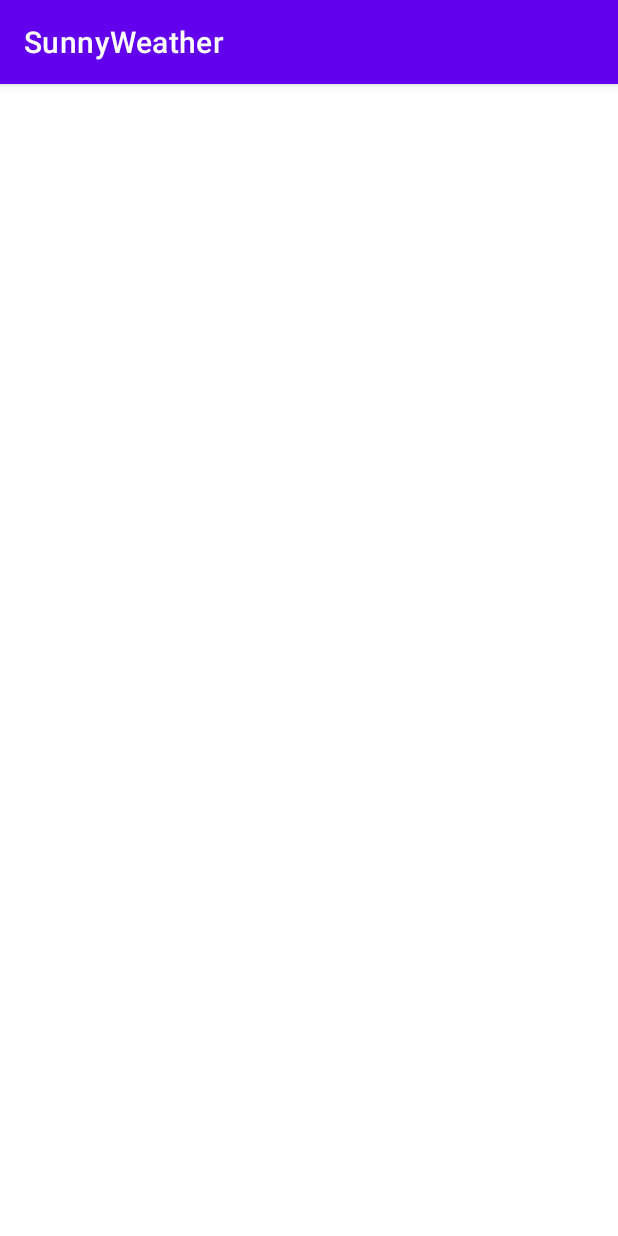
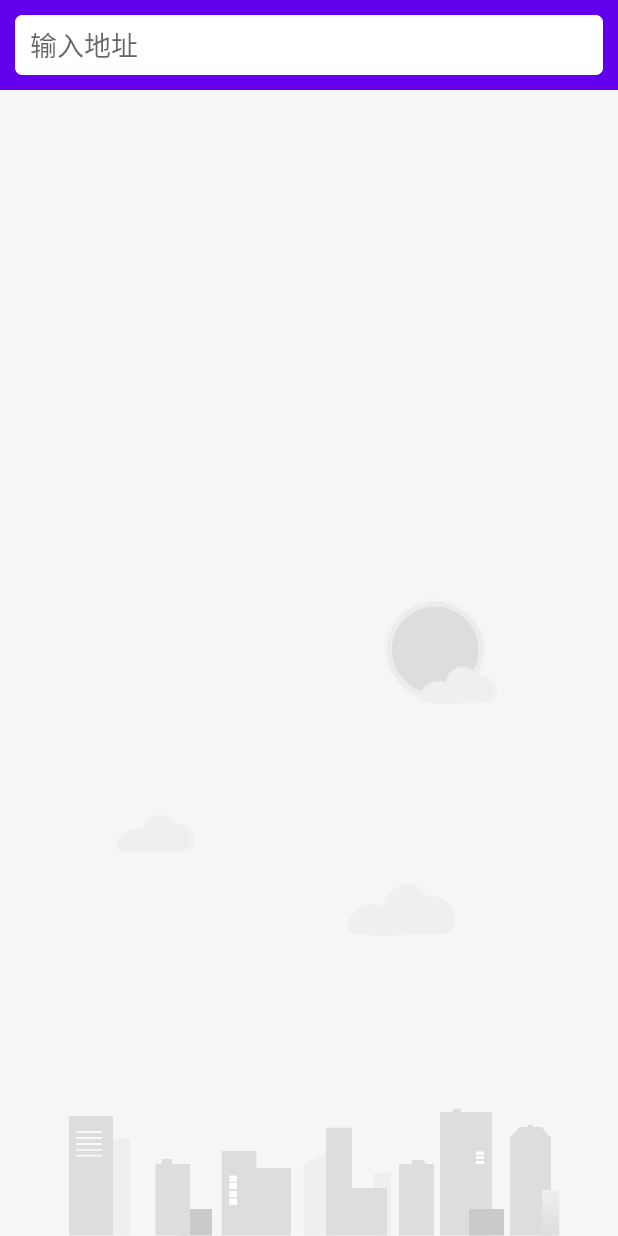
Before and after one commit to WalterXiong/SunnyWeather, an Android app: the screen it shows after launch (MainActivity), on a phone screen of 412 x 824 dp. Run offline under Robolectric (Android 15) with nearby library versions, the phone set to English and light mode, and no system bars.

```diff
--- a/app/build.gradle.kts
+++ b/app/build.gradle.kts
@@ -1,3 +1,5 @@
+import org.gradle.kotlin.dsl.implementation
+
 plugins {
     alias(libs.plugins.android.application)
     alias(libs.plugins.kotlin.android)
@@ -55,4 +57,6 @@ dependencies {
     ksp(libs.androidx.room.compiler)
     // 可选，如果使用 Kotlin 协程则推荐添加
     implementation(libs.androidx.room.ktx)
+
+    implementation (libs.androidx.lifecycle.livedata.ktx)
 }
--- a/app/src/main/AndroidManifest.xml
+++ b/app/src/main/AndroidManifest.xml
@@ -1,6 +1,8 @@
 <?xml version="1.0" encoding="utf-8"?>
 <manifest xmlns:android="http://schemas.android.com/apk/res/android"
     xmlns:tools="http://schemas.android.com/tools">
+
+    <uses-permission android:name="android.permission.INTERNET" />
 
     <application
         android:name=".SunnyWeatherApplication"
--- a/app/src/main/java/com/androidlearning/sunnyweather/SunnyWeatherApplication.kt
+++ b/app/src/main/java/com/androidlearning/sunnyweather/SunnyWeatherApplication.kt
@@ -12,6 +12,10 @@ class SunnyWeatherApplication : Application() {
         lateinit var context: Context
 
         const val TOKEN: String = "tL1q0fnbSs3NVbbD"
+
+        const val GEO_KEY: String = "fc29bda87a4e11fc8025c44be02df786"
+
+        const val AK: String = "rWvVz740Gt83bG642UeVFXwArjnkCinO"
     }
 
     override fun onCreate() {
--- a/app/src/main/java/com/androidlearning/sunnyweather/logic/dao/PlaceService.kt
+++ b/app/src/main/java/com/androidlearning/sunnyweather/logic/dao/PlaceService.kt
@@ -1,13 +1,13 @@
 package com.androidlearning.sunnyweather.logic.dao
 
 import com.androidlearning.sunnyweather.SunnyWeatherApplication
-import com.androidlearning.sunnyweather.ui.place.PlaceResponse
+import com.androidlearning.sunnyweather.logic.model.PlaceResponse
 import retrofit2.Call
 import retrofit2.http.GET
 import retrofit2.http.Query
 
 interface PlaceService {
 
-    @GET("v2/place?token=${SunnyWeatherApplication.TOKEN}&lang=zh_CN")
-    fun searchPlace(@Query("query") query: String): Call<PlaceResponse>
+    @GET("v3/geocode/geo?key=${SunnyWeatherApplication.GEO_KEY}")
+    fun searchPlaces(@Query("address") address: String): Call<PlaceResponse>
 }
--- /dev/null
+++ b/app/src/main/java/com/androidlearning/sunnyweather/ui/place/PlaceFragment.kt
@@ -0,0 +1,81 @@
+package com.androidlearning.sunnyweather.ui.place
+
+import android.os.Bundle
+import android.view.LayoutInflater
+import android.view.View
+import android.view.ViewGroup
+import android.widget.EditText
+import android.widget.ImageView
+import android.widget.Toast
+import androidx.core.widget.addTextChangedListener
+import androidx.fragment.app.Fragment
+import androidx.lifecycle.Observer
+import androidx.lifecycle.ViewModelProvider
+import androidx.recyclerview.widget.LinearLayoutManager
+import androidx.recyclerview.widget.RecyclerView
+import com.androidlearning.sunnyweather.MainActivity
+import com.androidlearning.sunnyweather.R
+
+class PlaceFragment : Fragment() {
+
+    val viewModel by lazy {
+        ViewModelProvider(this)[PlaceViewModel::class.java]
+    }
+
+    private lateinit var adapter: PlaceAdapter
+
+    override fun onCreateView(
+        inflater: LayoutInflater,
+        container: ViewGroup?,
+        savedInstanceState: Bundle?
+    ): View? {
+        return inflater.inflate(R.layout.fragment_place, container, false)
+    }
+
+    override fun onStart() {
+        super.onStart()
+
+        activity?.let {
+
+            val mainActivity = it as MainActivity
+
+            val searchPlaceEdit = mainActivity.findViewById<EditText>(R.id.searchPlaceEdit)
+            val bgImageView = mainActivity.findViewById<ImageView>(R.id.bgImageView)
+
+            val recyclerView = mainActivity.findViewById<RecyclerView>(R.id.recyclerView)
+
+            val layoutManager = LinearLayoutManager(mainActivity)
+
+            adapter = PlaceAdapter(this, viewModel.placeList)
+
+            recyclerView.adapter = adapter
+            recyclerView.layoutManager = layoutManager
+
+            searchPlaceEdit.addTextChangedListener { editable ->
+                val content = editable.toString()
+                if (content.isNotEmpty()) {
+                    viewModel.searchPlaces(content)
+                } else {
+                    recyclerView.visibility = View.GONE
+                    bgImageView.visibility = View.VISIBLE
+                    viewModel.placeList.clear()
+                    adapter.notifyDataSetChanged()
+                }
+            }
+
+            viewModel.placeLiveData.observe(mainActivity, Observer { result ->
+                val places = result.getOrNull()
+                if (places != null) {
+                    recyclerView.visibility = View.VISIBLE
+                    bgImageView.visibility = View.GONE
+                    viewModel.placeList.clear()
+                    viewModel.placeList.addAll(places)
+                    adapter.notifyDataSetChanged()
+                } else {
+                    Toast.makeText(mainActivity, "未能查询到任何地点", Toast.LENGTH_SHORT).show()
+                    result.exceptionOrNull()?.printStackTrace()
+                }
+            })
+        }
+    }
+}
--- /dev/null
+++ b/app/src/main/java/com/androidlearning/sunnyweather/ui/place/PlaceViewModel.kt
@@ -0,0 +1,23 @@
+package com.androidlearning.sunnyweather.ui.place
+
+import androidx.lifecycle.MutableLiveData
+import androidx.lifecycle.ViewModel
+import androidx.lifecycle.switchMap
+import com.androidlearning.sunnyweather.logic.Repository
+import com.androidlearning.sunnyweather.logic.model.Place
+
+class PlaceViewModel : ViewModel() {
+
+    private val searchLiveData = MutableLiveData<String>()
+
+    val placeList = ArrayList<Place>()
+
+    val placeLiveData = searchLiveData.switchMap { address ->
+        Repository.searchPlaces(address)
+    }
+
+    fun searchPlaces(address: String) {
+        searchLiveData.value = address
+    }
+
+}
--- a/app/src/main/res/layout/activity_main.xml
+++ b/app/src/main/res/layout/activity_main.xml
@@ -1,10 +1,15 @@
 <?xml version="1.0" encoding="utf-8"?>
-<androidx.constraintlayout.widget.ConstraintLayout xmlns:android="http://schemas.android.com/apk/res/android"
-    xmlns:app="http://schemas.android.com/apk/res-auto"
+<FrameLayout xmlns:android="http://schemas.android.com/apk/res/android"
     xmlns:tools="http://schemas.android.com/tools"
     android:id="@+id/main"
     android:layout_width="match_parent"
     android:layout_height="match_parent"
     tools:context=".MainActivity">
 
-</androidx.constraintlayout.widget.ConstraintLayout>
+    <fragment
+        android:id="@+id/placeFragment"
+        android:name="com.androidlearning.sunnyweather.ui.place.PlaceFragment"
+        android:layout_width="match_parent"
+        android:layout_height="match_parent" />
+
+</FrameLayout>
--- /dev/null
+++ b/app/src/main/res/layout/fragment_place.xml
@@ -0,0 +1,44 @@
+<?xml version="1.0" encoding="utf-8"?>
+
+<!-- 可以复用的搜索页面 -->
+<RelativeLayout xmlns:android="http://schemas.android.com/apk/res/android"
+    android:layout_width="match_parent"
+    android:layout_height="match_parent"
+    android:background="#f6f6f6">
+
+    <ImageView
+        android:id="@+id/bgImageView"
+        android:layout_width="match_parent"
+        android:layout_height="wrap_content"
+        android:layout_alignParentBottom="true"
+        android:contentDescription="@string/fragmentPlace_bgImageView_description"
+        android:src="@drawable/bg_place" />
+
+    <FrameLayout
+        android:id="@+id/actionBarLayout"
+        android:layout_width="match_parent"
+        android:layout_height="60dp"
+        android:background="@color/design_default_color_primary">
+
+        <EditText
+            android:id="@+id/searchPlaceEdit"
+            android:layout_width="match_parent"
+            android:layout_height="40dp"
+            android:layout_gravity="center_vertical"
+            android:layout_marginStart="10dp"
+            android:layout_marginEnd="10dp"
+            android:background="@drawable/search_bg"
+            android:hint="@string/fragmentPlace_searchPlaceEdit_Hint"
+            android:paddingStart="10dp"
+            android:paddingEnd="10dp" />
+
+    </FrameLayout>
+
+    <androidx.recyclerview.widget.RecyclerView
+        android:id="@+id/recyclerView"
+        android:layout_width="match_parent"
+        android:layout_height="match_parent"
+        android:layout_below="@id/actionBarLayout"
+        android:visibility="gone" />
+
+</RelativeLayout>
--- a/app/src/main/res/values-night/themes.xml
+++ b/app/src/main/res/values-night/themes.xml
@@ -1,6 +1,6 @@
 <resources xmlns:tools="http://schemas.android.com/tools">
     <!-- Base application theme. -->
-    <style name="Theme.SunnyWeather" parent="Theme.MaterialComponents.DayNight.DarkActionBar">
+    <style name="Theme.SunnyWeather" parent="Theme.MaterialComponents.DayNight.NoActionBar">
         <!-- Primary brand color. -->
         <item name="colorPrimary">@color/purple_200</item>
         <item name="colorPrimaryVariant">@color/purple_700</item>
--- a/app/src/main/res/values/strings.xml
+++ b/app/src/main/res/values/strings.xml
@@ -1,3 +1,5 @@
 <resources>
     <string name="app_name">SunnyWeather</string>
+    <string name="fragmentPlace_searchPlaceEdit_Hint">输入地址</string>
+    <string name="fragmentPlace_bgImageView_description">背景图</string>
 </resources>
--- a/app/src/main/res/values/themes.xml
+++ b/app/src/main/res/values/themes.xml
@@ -1,6 +1,6 @@
 <resources xmlns:tools="http://schemas.android.com/tools">
     <!-- Base application theme. -->
-    <style name="Theme.SunnyWeather" parent="Theme.MaterialComponents.DayNight.DarkActionBar">
+    <style name="Theme.SunnyWeather" parent="Theme.MaterialComponents.DayNight.NoActionBar">
         <!-- Primary brand color. -->
         <item name="colorPrimary">@color/purple_500</item>
         <item name="colorPrimaryVariant">@color/purple_700</item>
--- a/gradle/libs.versions.toml
+++ b/gradle/libs.versions.toml
@@ -7,6 +7,7 @@ junit = "4.13.2"
 junitVersion = "1.2.1"
 espressoCore = "3.6.1"
 appcompat = "1.7.0"
+lifecycleLivedataKtx = "2.8.7"
 material = "1.12.0"
 activity = "1.10.0"
 constraintlayout = "2.2.0"
@@ -14,6 +15,7 @@ roomRuntime = "2.6.1"
 
 [libraries]
 androidx-core-ktx = { group = "androidx.core", name = "core-ktx", version.ref = "coreKtx" }
+androidx-lifecycle-livedata-ktx = { module = "androidx.lifecycle:lifecycle-livedata-ktx", version.ref = "lifecycleLivedataKtx" }
 androidx-room-compiler = { module = "androidx.room:room-compiler", version.ref = "roomRuntime" }
 androidx-room-ktx = { module = "androidx.room:room-ktx", version.ref = "roomRuntime" }
 androidx-room-runtime = { module = "androidx.room:room-runtime", version.ref = "roomRuntime" }
```
Also changed, not shown: app/src/main/java/com/androidlearning/sunnyweather/logic/Repository.kt (added, +25 -0 lines), app/src/main/java/com/androidlearning/sunnyweather/logic/model/PlaceResponse.kt (added, +17 -0 lines), app/src/main/java/com/androidlearning/sunnyweather/logic/network/PlaceServiceCreator.kt (added, +22 -0 lines), app/src/main/java/com/androidlearning/sunnyweather/logic/network/SunnyWeatherNetwork.kt (added, +44 -0 lines), app/src/main/java/com/androidlearning/sunnyweather/ui/place/PlaceAdapter.kt (added, +33 -0 lines), app/src/main/java/com/androidlearning/sunnyweather/ui/place/PlaceResponse.kt (deleted, +0 -13 lines), app/src/main/java/com/androidlearning/sunnyweather/ui/place/TestFragment.kt (added, +11 -0 lines), app/src/main/res/layout/place_item.xml (added, +33 -0 lines).
